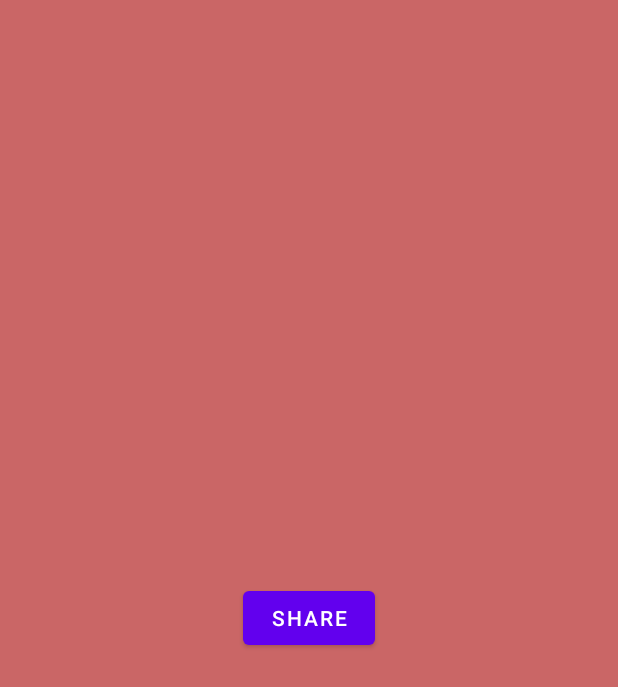
After one commit to miriSilverman/HujiRide, an Android app: the layout share.xml on its own in the app's theme, with its tools: preview values and no code run, on a phone screen of 412 x 824 dp. The commit adds this screen. Shown: the top 687 px of the screen. Run offline under Robolectric (Android 15) with nearby library versions, the phone set to English and light mode, and no system bars; Roboto replaces fonts that are not available here.

Commit message:
added share functionality

```diff
--- /dev/null
+++ b/app/src/main/res/layout/share.xml
@@ -0,0 +1,20 @@
+<?xml version="1.0" encoding="utf-8"?>
+<androidx.constraintlayout.widget.ConstraintLayout xmlns:android="http://schemas.android.com/apk/res/android"
+    xmlns:tools="http://schemas.android.com/tools"
+    android:layout_width="match_parent"
+    android:layout_height="match_parent"
+    android:background="#CA6666"
+    xmlns:app="http://schemas.android.com/apk/res-auto">
+
+    <Button
+        android:id="@+id/share_btn"
+        android:layout_width="wrap_content"
+        android:layout_height="wrap_content"
+        android:text="Share"
+        app:layout_constraintTop_toTopOf="parent"
+        app:layout_constraintBottom_toBottomOf="parent"
+        app:layout_constraintStart_toStartOf="parent"
+        app:layout_constraintEnd_toEndOf="parent"
+        tools:layout_editor_absoluteX="155dp"
+        tools:layout_editor_absoluteY="280dp" />
+</androidx.constraintlayout.widget.ConstraintLayout>
```
Also changed, not shown: app/src/main/java/huji/postpc/year2021/hujiride/ApplicationActivity.kt (+2 -13 lines), app/src/main/java/huji/postpc/year2021/hujiride/ToolBarFraments/Share.kt (added, +38 -0 lines).
